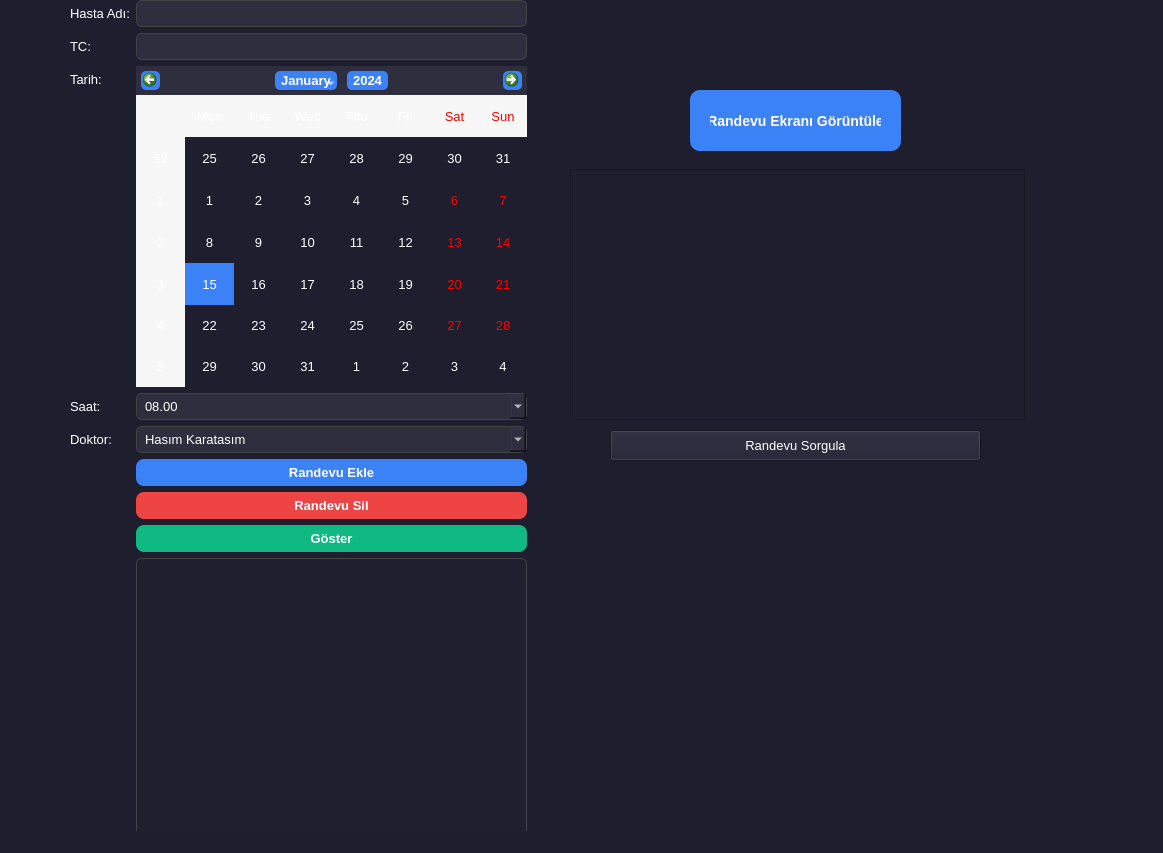
Qt form src/mainwindow.ui (vy-randevu-yonetim-sistemi/randevu-yonetim-sistemi) before a commit.
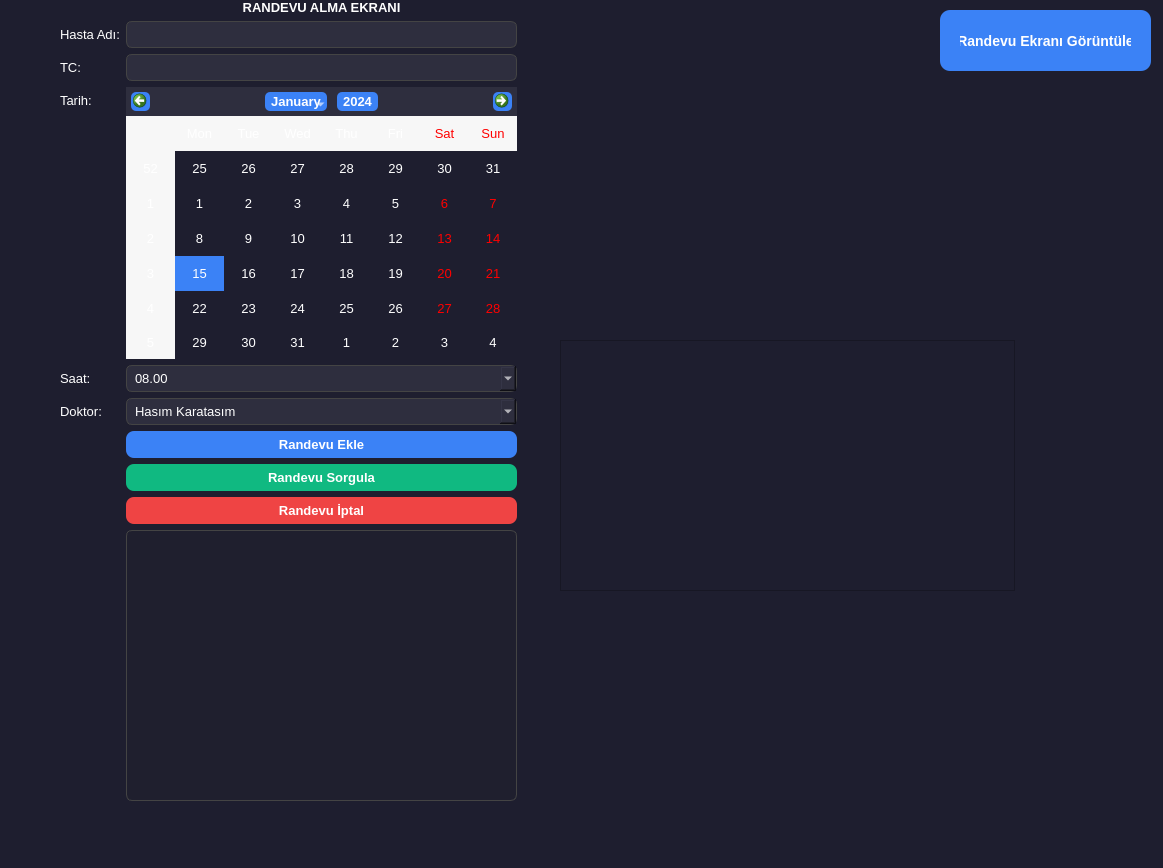
The same form after that commit.

Commit message: Randevu silme işlemi düzeltildi

The edit to the form file:
```diff
--- a/src/mainwindow.ui
+++ b/src/mainwindow.ui
@@ -7,7 +7,7 @@
     <x>0</x>
     <y>0</y>
     <width>1163</width>
-    <height>853</height>
+    <height>868</height>
    </rect>
   </property>
   <property name="windowTitle">
@@ -26,13 +26,33 @@
    <widget class="QWidget" name="layoutWidget">
     <property name="geometry">
      <rect>
-      <x>70</x>
+      <x>60</x>
       <y>0</y>
       <width>457</width>
-      <height>879</height>
+      <height>801</height>
      </rect>
     </property>
     <layout class="QFormLayout" name="formLayout">
+     <item row="0" column="1">
+      <widget class="QLabel" name="label">
+       <property name="font">
+        <font>
+         <family>Segoe UI</family>
+         <pointsize>10</pointsize>
+         <bold>true</bold>
+        </font>
+       </property>
+       <property name="layoutDirection">
+        <enum>Qt::LayoutDirection::LeftToRight</enum>
+       </property>
+       <property name="text">
+        <string>RANDEVU ALMA EKRANI</string>
+       </property>
+       <property name="alignment">
+        <set>Qt::AlignmentFlag::AlignCenter</set>
+       </property>
+      </widget>
+     </item>
      <item row="1" column="0">
       <widget class="QLabel" name="labelAd">
        <property name="font">
@@ -343,7 +363,7 @@
        </property>
       </widget>
      </item>
-     <item row="7" column="1">
+     <item row="8" column="1">
       <widget class="QPushButton" name="btnSil">
        <property name="styleSheet">
         <string notr="true">QPushButton {
@@ -361,33 +381,11 @@
 </string>
        </property>
        <property name="text">
-        <string>Randevu Sil</string>
+        <string>Randevu İptal</string>
        </property>
       </widget>
      </item>
-     <item row="8" column="1">
-      <widget class="QPushButton" name="btnGoster">
-       <property name="styleSheet">
-        <string notr="true">QPushButton {
-    background-color: #10b981;
-    color: white;
-    font-weight: bold;
-    border: none;
-    border-radius: 8px;
-    padding: 6px 12px;
-}
-
-QPushButton:hover {
-    background-color: #059669;
-}
-</string>
-       </property>
-       <property name="text">
-        <string>Göster</string>
-       </property>
-      </widget>
-     </item>
-     <item row="9" column="1">
+     <item row="10" column="1">
       <widget class="QTextEdit" name="textEditListe">
        <property name="styleSheet">
         <string notr="true">QTextEdit {
@@ -404,13 +402,35 @@
        </property>
       </widget>
      </item>
+     <item row="7" column="1">
+      <widget class="QPushButton" name="btnSorgu">
+       <property name="styleSheet">
+        <string notr="true">QPushButton {
+    background-color: #10b981;
+    color: white;
+    font-weight: bold;
+    border: none;
+    border-radius: 8px;
+    padding: 6px 12px;
+}
+
+QPushButton:hover {
+    background-color: #059669;
+}
+</string>
+       </property>
+       <property name="text">
+        <string>Randevu Sorgula</string>
+       </property>
+      </widget>
+     </item>
     </layout>
    </widget>
    <widget class="QPushButton" name="btnRandevularSayfa">
     <property name="geometry">
      <rect>
-      <x>690</x>
-      <y>90</y>
+      <x>940</x>
+      <y>10</y>
       <width>211</width>
       <height>61</height>
      </rect>
@@ -435,24 +455,11 @@
      <string>Randevu Ekranı Görüntüle</string>
     </property>
    </widget>
-   <widget class="QPushButton" name="btnSorgu">
-    <property name="geometry">
-     <rect>
-      <x>610</x>
-      <y>430</y>
-      <width>371</width>
-      <height>31</height>
-     </rect>
-    </property>
-    <property name="text">
-     <string>Randevu Sorgula</string>
-    </property>
-   </widget>
    <widget class="QListView" name="listViewListe">
     <property name="geometry">
      <rect>
-      <x>570</x>
-      <y>169</y>
+      <x>560</x>
+      <y>340</y>
       <width>455</width>
       <height>251</height>
      </rect>
```
The commit also changes 2 other files.
